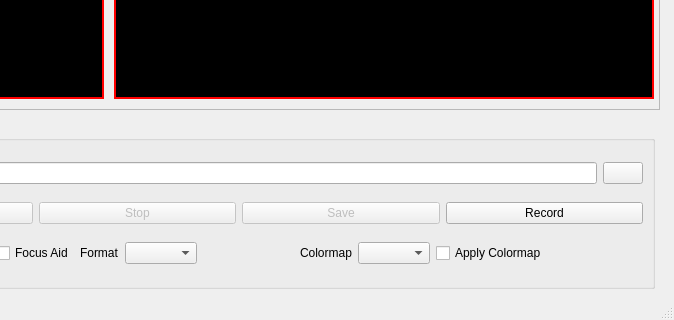
Above: stereo_viewer/stereo_viewer.ui from labforge/sdk-demos before the change; both pictures show x 456 to 1130 and y 365 to 685 of the 1130 by 685 pixel window. Below: the same form after it.
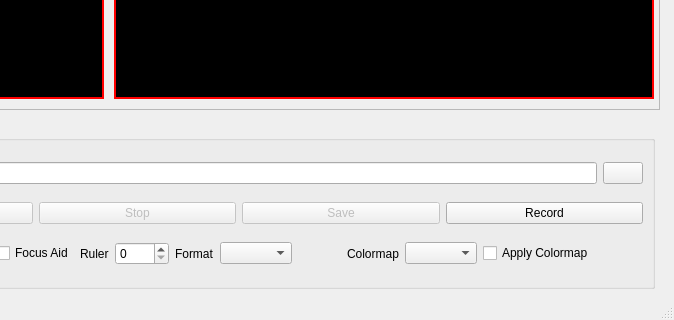
That is the form after the change. Custom widgets are drawn as their Qt base class.

Diff of the .ui file:
```diff
--- a/stereo_viewer/stereo_viewer.ui
+++ b/stereo_viewer/stereo_viewer.ui
@@ -473,6 +473,20 @@
                </property>
               </widget>
              </item>
+             <item>
+              <widget class="QLabel" name="labelRuler">
+               <property name="text">
+                <string>Ruler</string>
+               </property>
+              </widget>
+             </item>
+             <item>
+              <widget class="QSpinBox" name="spinRuler">
+               <property name="maximum">
+                <number>2160</number>
+               </property>
+              </widget>
+             </item>
              <item>
               <widget class="QLabel" name="lblFormat">
                <property name="text">
```
